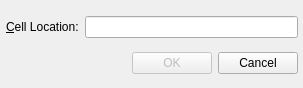
wuyu1998/learn_program, file C++ GUI Programming with Qt 4/chap02/gotocell/gotocelldialog.ui: the form before one commit.
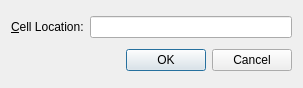
The form after the commit.

Commit message: 2.3 快速设计对话框 03

```diff
--- a/C++ GUI Programming with Qt 4/chap02/gotocell/gotocelldialog.ui
+++ b/C++ GUI Programming with Qt 4/chap02/gotocell/gotocelldialog.ui
@@ -13,15 +13,6 @@
   <property name="windowTitle">
    <string>Go to Cell</string>
   </property>
-  <widget class="QWidget" name="layoutWidget">
-   <property name="geometry">
-    <rect>
-     <x>6</x>
-     <y>8</y>
-     <width>292</width>
-     <height>76</height>
-    </rect>
-   </property>
    <layout class="QVBoxLayout" name="verticalLayout">
     <item>
      <layout class="QHBoxLayout" name="horizontalLayout">
@@ -41,44 +32,13 @@
      </layout>
     </item>
     <item>
-     <layout class="QHBoxLayout" name="horizontalLayout_2">
-      <item>
-       <spacer name="horizontalSpacer">
-        <property name="orientation">
-         <enum>Qt::Horizontal</enum>
-        </property>
-        <property name="sizeHint" stdset="0">
-         <size>
-          <width>108</width>
-          <height>20</height>
-         </size>
-        </property>
-       </spacer>
-      </item>
-      <item>
-       <widget class="QPushButton" name="okButton">
-        <property name="enabled">
-         <bool>false</bool>
-        </property>
-        <property name="text">
-         <string>OK</string>
-        </property>
-        <property name="default">
-         <bool>true</bool>
-        </property>
-       </widget>
-      </item>
-      <item>
-       <widget class="QPushButton" name="cancelButton">
-        <property name="text">
-         <string>Cancel</string>
-        </property>
-       </widget>
-      </item>
-     </layout>
-    </item>
-   </layout>
-  </widget>
+    <widget class="QDialogButtonBox" name="buttonBox">
+     <property name="standardButtons">
+      <set>QDialogButtonBox::Cancel|QDialogButtonBox::Ok</set>
+     </property>
+    </widget>
+   </item>
+  </layout>
  </widget>
  <tabstops>
   <tabstop>lineEdit</tabstop>
```
Left out of the diff: 2 changed lines with no effect on the pictures. Lines whose indentation alone changed are shown as unchanged. The commit also changes 1 other file.
